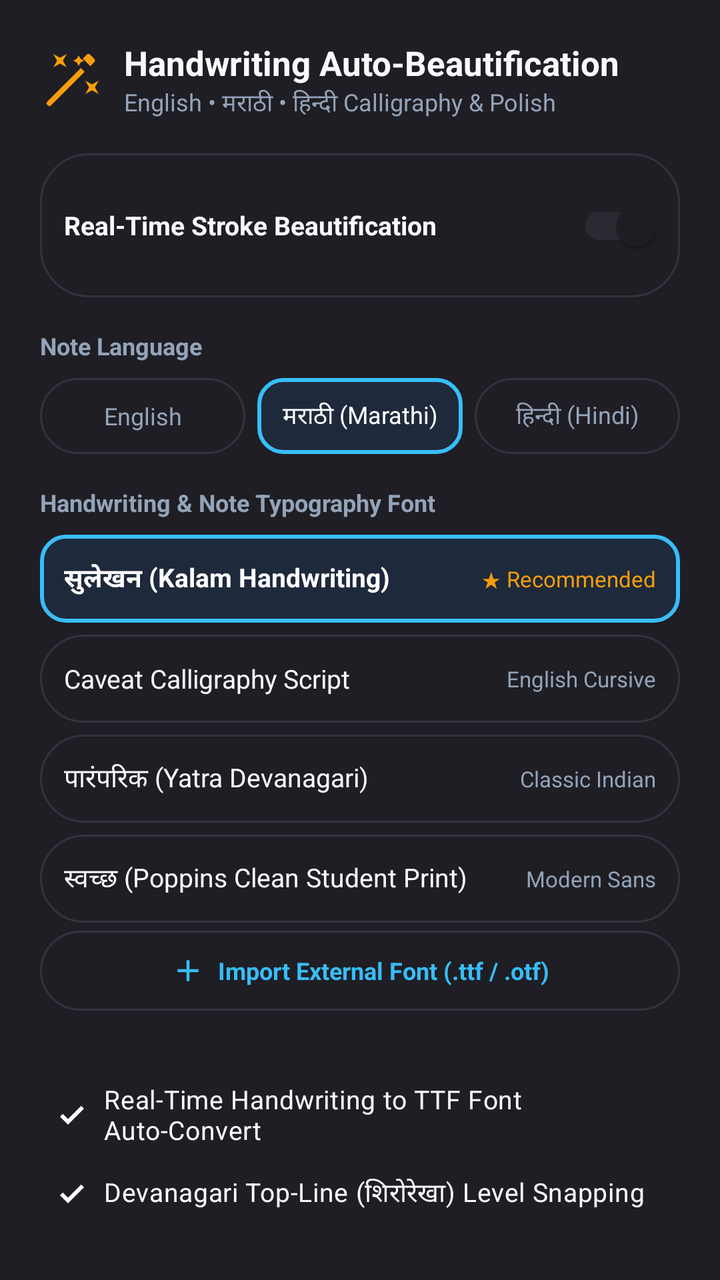
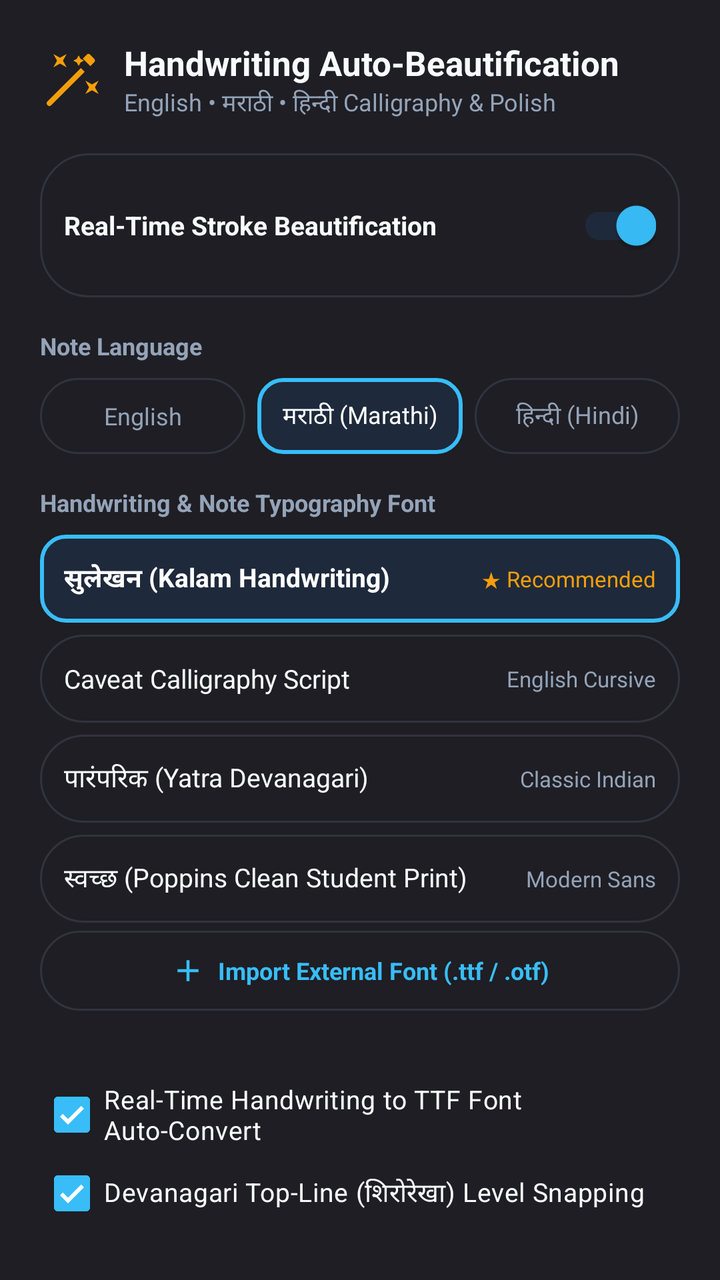

An Android layout rendered at two revisions. The XML below is the earlier revision; the diff shows what the commit changed to produce the second picture.
<!-- AndroidManifest.xml: application theme Theme.OpenNotes -->
<!-- res/layout/dialog_auto_beautify_settings.xml -->
<?xml version="1.0" encoding="utf-8"?>
<LinearLayout xmlns:android="http://schemas.android.com/apk/res/android"
    xmlns:app="http://schemas.android.com/apk/res-auto"
    android:layout_width="match_parent"
    android:layout_height="wrap_content"
    android:background="@color/surface"
    android:orientation="vertical"
    android:padding="20dp">

    
    <LinearLayout
        android:layout_width="match_parent"
        android:layout_height="wrap_content"
        android:gravity="center_vertical"
        android:orientation="horizontal"
        android:layout_marginBottom="16dp">

        <ImageView
            android:layout_width="32dp"
            android:layout_height="32dp"
            android:src="@drawable/ic_auto_beautify"
            app:tint="#F59E0B"
            android:layout_marginEnd="10dp" />

        <LinearLayout
            android:layout_width="0dp"
            android:layout_height="wrap_content"
            android:layout_weight="1"
            android:orientation="vertical">

            <TextView
                android:layout_width="wrap_content"
                android:layout_height="wrap_content"
                android:text="Handwriting Auto-Beautification"
                android:textColor="@color/text_primary"
                android:textSize="17sp"
                android:textStyle="bold" />

            <TextView
                android:layout_width="wrap_content"
                android:layout_height="wrap_content"
                android:text="English • मराठी • हिन्दी Calligraphy &amp; Polish"
                android:textColor="@color/text_secondary"
                android:textSize="12sp" />
        </LinearLayout>
    </LinearLayout>

    
    <LinearLayout
        android:layout_width="match_parent"
        android:layout_height="wrap_content"
        android:orientation="horizontal"
        android:gravity="center_vertical"
        android:padding="12dp"
        android:background="@drawable/bg_floating_pill"
        android:layout_marginBottom="16dp">

        <TextView
            android:layout_width="0dp"
            android:layout_height="wrap_content"
            android:layout_weight="1"
            android:text="Real-Time Stroke Beautification"
            android:textColor="@color/text_primary"
            android:textSize="13sp"
            android:textStyle="bold" />

        <androidx.appcompat.widget.SwitchCompat
            android:id="@+id/switchEnableBeautify"
            android:layout_width="wrap_content"
            android:layout_height="wrap_content"
            android:checked="true" />
    </LinearLayout>

    
    <TextView
        android:layout_width="wrap_content"
        android:layout_height="wrap_content"
        android:text="Note Language"
        android:textColor="@color/text_secondary"
        android:textSize="12sp"
        android:textStyle="bold"
        android:layout_marginBottom="8dp" />

    <LinearLayout
        android:layout_width="match_parent"
        android:layout_height="38dp"
        android:orientation="horizontal"
        android:layout_marginBottom="16dp">

        <TextView
            android:id="@+id/btnLangEnglish"
            android:layout_width="0dp"
            android:layout_height="match_parent"
            android:layout_weight="1"
            android:gravity="center"
            android:text="English"
            android:textColor="@color/text_secondary"
            android:textSize="12sp"
            android:background="@drawable/bg_floating_pill"
            android:clickable="true"
            android:focusable="true" />

        <TextView
            android:id="@+id/btnLangMarathi"
            android:layout_width="0dp"
            android:layout_height="match_parent"
            android:layout_weight="1"
            android:layout_marginStart="6dp"
            android:gravity="center"
            android:text="मराठी (Marathi)"
            android:textColor="#FFFFFF"
            android:textSize="12sp"
            android:background="@drawable/bg_tool_button_active"
            android:clickable="true"
            android:focusable="true" />

        <TextView
            android:id="@+id/btnLangHindi"
            android:layout_width="0dp"
            android:layout_height="match_parent"
            android:layout_weight="1"
            android:layout_marginStart="6dp"
            android:gravity="center"
            android:text="हिन्दी (Hindi)"
            android:textColor="@color/text_secondary"
            android:textSize="12sp"
            android:background="@drawable/bg_floating_pill"
            android:clickable="true"
            android:focusable="true" />
    </LinearLayout>

    
    <TextView
        android:layout_width="wrap_content"
        android:layout_height="wrap_content"
        android:text="Handwriting &amp; Note Typography Font"
        android:textColor="@color/text_secondary"
        android:textSize="12sp"
        android:textStyle="bold"
        android:layout_marginBottom="8dp" />

    <LinearLayout
        android:id="@+id/layoutFontChoices"
        android:layout_width="match_parent"
        android:layout_height="wrap_content"
        android:orientation="vertical"
        android:layout_marginBottom="16dp">

        <LinearLayout
            android:id="@+id/btnFontKalam"
            android:layout_width="match_parent"
            android:layout_height="44dp"
            android:orientation="horizontal"
            android:gravity="center_vertical"
            android:paddingHorizontal="12dp"
            android:background="@drawable/bg_tool_button_active"
            android:layout_marginBottom="6dp"
            android:clickable="true"
            android:focusable="true">

            <TextView
                android:layout_width="0dp"
                android:layout_height="wrap_content"
                android:layout_weight="1"
                android:text="सुलेखन (Kalam Handwriting)"
                android:textColor="#FFFFFF"
                android:textSize="13sp"
                android:textStyle="bold" />

            <TextView
                android:layout_width="wrap_content"
                android:layout_height="wrap_content"
                android:text="★ Recommended"
                android:textColor="#F59E0B"
                android:textSize="11sp" />
        </LinearLayout>

        <LinearLayout
            android:id="@+id/btnFontCaveat"
            android:layout_width="match_parent"
            android:layout_height="44dp"
            android:orientation="horizontal"
            android:gravity="center_vertical"
            android:paddingHorizontal="12dp"
            android:background="@drawable/bg_floating_pill"
            android:layout_marginBottom="6dp"
            android:clickable="true"
            android:focusable="true">

            <TextView
                android:layout_width="0dp"
                android:layout_height="wrap_content"
                android:layout_weight="1"
                android:text="Caveat Calligraphy Script"
                android:textColor="@color/text_primary"
                android:textSize="13sp" />

            <TextView
                android:layout_width="wrap_content"
                android:layout_height="wrap_content"
                android:text="English Cursive"
                android:textColor="@color/text_secondary"
                android:textSize="11sp" />
        </LinearLayout>

        <LinearLayout
            android:id="@+id/btnFontYatra"
            android:layout_width="match_parent"
            android:layout_height="44dp"
            android:orientation="horizontal"
            android:gravity="center_vertical"
            android:paddingHorizontal="12dp"
            android:background="@drawable/bg_floating_pill"
            android:layout_marginBottom="6dp"
            android:clickable="true"
            android:focusable="true">

            <TextView
                android:layout_width="0dp"
                android:layout_height="wrap_content"
                android:layout_weight="1"
                android:text="पारंपरिक (Yatra Devanagari)"
                android:textColor="@color/text_primary"
                android:textSize="13sp" />

            <TextView
                android:layout_width="wrap_content"
                android:layout_height="wrap_content"
                android:text="Classic Indian"
                android:textColor="@color/text_secondary"
                android:textSize="11sp" />
        </LinearLayout>

        <LinearLayout
            android:id="@+id/btnFontPoppins"
            android:layout_width="match_parent"
            android:layout_height="44dp"
            android:orientation="horizontal"
            android:gravity="center_vertical"
            android:paddingHorizontal="12dp"
            android:background="@drawable/bg_floating_pill"
            android:clickable="true"
            android:focusable="true">

            <TextView
                android:layout_width="0dp"
                android:layout_height="wrap_content"
                android:layout_weight="1"
                android:text="स्वच्छ (Poppins Clean Student Print)"
                android:textColor="@color/text_primary"
                android:textSize="13sp" />

            <TextView
                android:layout_width="wrap_content"
                android:layout_height="wrap_content"
                android:text="Modern Sans"
                android:textColor="@color/text_secondary"
                android:textSize="11sp" />
        </LinearLayout>

        
        <LinearLayout
            android:id="@+id/layoutCustomFontList"
            android:layout_width="match_parent"
            android:layout_height="wrap_content"
            android:orientation="vertical" />

        
        <LinearLayout
            android:id="@+id/btnImportExternalFont"
            android:layout_width="match_parent"
            android:layout_height="40dp"
            android:orientation="horizontal"
            android:gravity="center"
            android:background="@drawable/bg_floating_pill"
            android:layout_marginTop="4dp"
            android:layout_marginBottom="12dp"
            android:clickable="true"
            android:focusable="true">

            <ImageView
                android:layout_width="18dp"
                android:layout_height="18dp"
                android:src="@drawable/ic_add"
                app:tint="@color/accent"
                android:layout_marginEnd="6dp" />

            <TextView
                android:layout_width="wrap_content"
                android:layout_height="wrap_content"
                android:text="Import External Font (.ttf / .otf)"
                android:textColor="@color/accent"
                android:textSize="12sp"
                android:textStyle="bold" />
        </LinearLayout>
    </LinearLayout>

    
    <com.google.android.material.checkbox.MaterialCheckBox
        android:id="@+id/checkAutoConvertText"
        android:layout_width="match_parent"
        android:layout_height="wrap_content"
        android:text="Real-Time Handwriting to TTF Font Auto-Convert"
        android:textColor="@color/text_primary"
        android:textSize="13sp"
        android:checked="true"
        android:layout_marginBottom="4dp" />

    
    <com.google.android.material.checkbox.MaterialCheckBox
        android:id="@+id/checkShirorekhaSnap"
        android:layout_width="match_parent"
        android:layout_height="wrap_content"
        android:text="Devanagari Top-Line (शिरोरेखा) Level Snapping"
        android:textColor="@color/text_primary"
        android:textSize="13sp"
        android:checked="true"
        android:layout_marginBottom="12dp" />

    
    <androidx.cardview.widget.CardView
        android:layout_width="match_parent"
        android:layout_height="64dp"
        app:cardCornerRadius="12dp"
        app:cardBackgroundColor="@color/editor_bg"
        app:cardElevation="2dp"
        android:layout_marginBottom="16dp">

        <TextView
            android:id="@+id/textBeautifyPreview"
            android:layout_width="match_parent"
            android:layout_height="match_parent"
            android:gravity="center"
            android:text="माझे सुंदर सुलेखन • OpenNotes"
            android:textColor="#38BDF8"
            android:textSize="18sp"
            android:textStyle="bold" />
    </androidx.cardview.widget.CardView>

    
    <LinearLayout
        android:layout_width="match_parent"
        android:layout_height="wrap_content"
        android:gravity="end"
        android:orientation="horizontal">

        <Button
            android:id="@+id/btnCancelBeautifyDialog"
            style="@style/Widget.Material3.Button.TextButton"
            android:layout_width="wrap_content"
            android:layout_height="wrap_content"
            android:text="Close"
            android:textColor="@color/text_secondary" />

        <Button
            android:id="@+id/btnApplyBeautifyDialog"
            style="@style/Widget.Material3.Button"
            android:layout_width="wrap_content"
            android:layout_height="wrap_content"
            android:layout_marginStart="8dp"
            android:text="Save &amp; Apply" />
    </LinearLayout>

</LinearLayout>
<!-- resources referenced by this layout -->
<resources>
  <color name="accent">#38BDF8</color>
  <color name="editor_bg">#121214</color>
  <color name="surface">#1E1E24</color>
  <color name="text_primary">#F8FAFC</color>
  <color name="text_secondary">#94A3B8</color>
  <style name="Theme.OpenNotes" parent="Theme.Material3.DayNight.NoActionBar">
          
          <item name="colorPrimary">@color/primary</item>
          <item name="colorOnPrimary">#FFFFFF</item>
          <item name="colorPrimaryContainer">@color/surface_variant</item>
          <item name="colorOnPrimaryContainer">@color/text_primary</item>
  
          
          <item name="colorSecondary">@color/accent</item>
          <item name="colorOnSecondary">#FFFFFF</item>
          <item name="colorSecondaryContainer">@color/accent_light</item>
          <item name="colorOnSecondaryContainer">@color/primary_dark</item>
  
          
          <item name="android:statusBarColor">@color/surface</item>
          <item name="android:windowLightStatusBar">true</item>
          <item name="android:navigationBarColor">@color/surface</item>
          <item name="android:windowLightNavigationBar">true</item>
  
          <item name="android:windowBackground">@color/window_background</item>
      </style>
  <color name="divider">#33333E</color>
  <color name="accent_light">#1E293B</color>
  <color name="primary">#1E1E24</color>
  <color name="surface_variant">#2A2A32</color>
  <color name="primary_dark">#121214</color>
  <!-- unchanged entries left out for length: 5 -->
</resources>

<!-- the commit's change to res/layout/dialog_auto_beautify_settings.xml (unified diff, before → after) -->
@@ -350,7 +350,8 @@
             android:layout_width="wrap_content"
             android:layout_height="wrap_content"
             android:text="Close"
-            android:textColor="@color/text_secondary" />
+            android:textStyle="bold"
+            android:textColor="@color/text_primary" />
 
         <Button
             android:id="@+id/btnApplyBeautifyDialog"
@@ -358,7 +359,10 @@
             android:layout_width="wrap_content"
             android:layout_height="wrap_content"
             android:layout_marginStart="8dp"
-            android:text="Save &amp; Apply" />
+            android:text="Save &amp; Apply"
+            android:textStyle="bold"
+            android:textColor="#FFFFFF"
+            app:backgroundTint="@color/accent" />
     </LinearLayout>
 
 </LinearLayout>
<!-- resource entries referenced after the edit -->
@@ -7,30 +7,72 @@
   <color name="text_secondary">#94A3B8</color>
   <style name="Theme.OpenNotes" parent="Theme.Material3.DayNight.NoActionBar">
           
-          <item name="colorPrimary">@color/primary</item>
+          <item name="colorPrimary">@color/accent</item>
           <item name="colorOnPrimary">#FFFFFF</item>
-          <item name="colorPrimaryContainer">@color/surface_variant</item>
-          <item name="colorOnPrimaryContainer">@color/text_primary</item>
+          <item name="colorPrimaryContainer">@color/accent_light</item>
+          <item name="colorOnPrimaryContainer">@color/accent</item>
   
           
-          <item name="colorSecondary">@color/accent</item>
+          <item name="colorSecondary">@color/accent_blue</item>
           <item name="colorOnSecondary">#FFFFFF</item>
-          <item name="colorSecondaryContainer">@color/accent_light</item>
-          <item name="colorOnSecondaryContainer">@color/primary_dark</item>
+          <item name="colorSecondaryContainer">@color/surface_variant</item>
+          <item name="colorOnSecondaryContainer">@color/text_primary</item>
+  
+          
+          <item name="android:windowBackground">@color/window_background</item>
+          <item name="colorSurface">@color/surface</item>
+          <item name="colorOnSurface">@color/text_primary</item>
+          <item name="colorSurfaceVariant">@color/surface_variant</item>
+          <item name="colorOnSurfaceVariant">@color/text_secondary</item>
+          <item name="colorOutline">@color/divider</item>
+  
+          
+          <item name="materialAlertDialogTheme">@style/ThemeOverlay.OpenNotes.MaterialAlertDialog</item>
+          <item name="alertDialogTheme">@style/ThemeOverlay.OpenNotes.MaterialAlertDialog</item>
   
           
           <item name="android:statusBarColor">@color/surface</item>
-          <item name="android:windowLightStatusBar">true</item>
+          <item name="android:windowLightStatusBar">false</item>
           <item name="android:navigationBarColor">@color/surface</item>
-          <item name="android:windowLightNavigationBar">true</item>
-  
-          <item name="android:windowBackground">@color/window_background</item>
+          <item name="android:windowLightNavigationBar">false</item>
       </style>
   <color name="divider">#33333E</color>
   <color name="accent_light">#1E293B</color>
-  <color name="primary">#1E1E24</color>
+  <color name="accent_blue">#3B82F6</color>
   <color name="surface_variant">#2A2A32</color>
-  <color name="primary_dark">#121214</color>
+  <style name="ThemeOverlay.OpenNotes.MaterialAlertDialog" parent="ThemeOverlay.Material3.MaterialAlertDialog">
+          <item name="colorSurface">@color/surface_card</item>
+          <item name="colorOnSurface">@color/text_primary</item>
+          <item name="colorOnSurfaceVariant">@color/text_secondary</item>
+          <item name="colorPrimary">@color/accent</item>
+          <item name="colorOnPrimary">#FFFFFF</item>
+  
+          
+          <item name="buttonBarPositiveButtonStyle">@style/Widget.OpenNotes.DialogButton.Positive</item>
+          <item name="buttonBarNegativeButtonStyle">@style/Widget.OpenNotes.DialogButton.Negative</item>
+          <item name="buttonBarNeutralButtonStyle">@style/Widget.OpenNotes.DialogButton.Neutral</item>
+          <item name="android:buttonBarPositiveButtonStyle">@style/Widget.OpenNotes.DialogButton.Positive</item>
+          <item name="android:buttonBarNegativeButtonStyle">@style/Widget.OpenNotes.DialogButton.Negative</item>
+          <item name="android:buttonBarNeutralButtonStyle">@style/Widget.OpenNotes.DialogButton.Neutral</item>
+      </style>
+  <color name="surface_card">#24242B</color>
+  <style name="Widget.OpenNotes.DialogButton.Positive" parent="Widget.Material3.Button.TextButton.Dialog">
+          <item name="android:textColor">@color/accent</item>
+          <item name="android:textStyle">bold</item>
+          <item name="android:textSize">14sp</item>
+          <item name="android:textAllCaps">false</item>
+      </style>
+  <style name="Widget.OpenNotes.DialogButton.Negative" parent="Widget.Material3.Button.TextButton.Dialog">
+          <item name="android:textColor">@color/text_primary</item>
+          <item name="android:textStyle">bold</item>
+          <item name="android:textSize">14sp</item>
+          <item name="android:textAllCaps">false</item>
+      </style>
+  <style name="Widget.OpenNotes.DialogButton.Neutral" parent="Widget.Material3.Button.TextButton.Dialog">
+          <item name="android:textColor">@color/text_secondary</item>
+          <item name="android:textSize">14sp</item>
+          <item name="android:textAllCaps">false</item>
+      </style>
   <!-- unchanged entries left out for length: 5 -->
 </resources>
 
